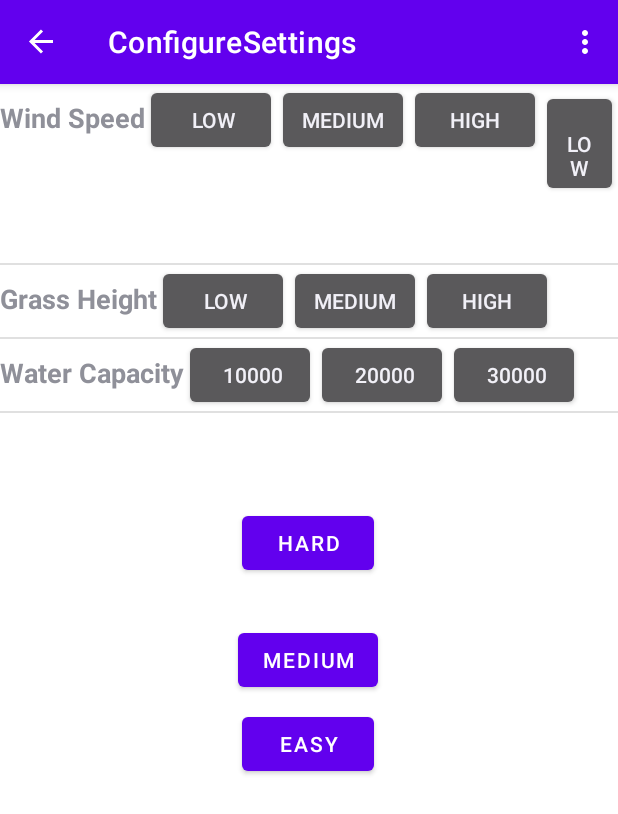
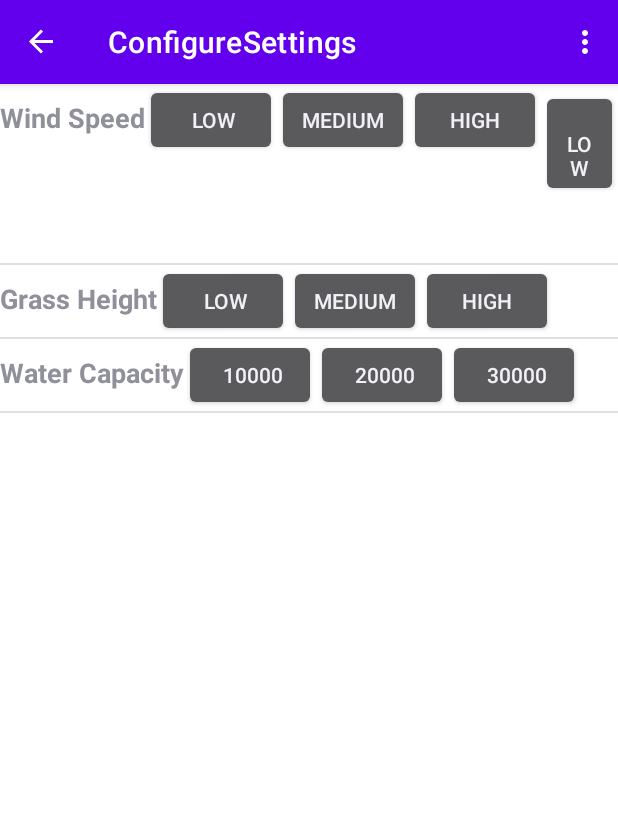
Before and after one commit to Sour-Warrior/CFS_Companion_App, an Android app: the ConfigureSettings screen opened through its navigation route, after a tap on "MEDIUM", on a phone screen of 412 x 824 dp. Shown: the top 814 px of the screen. Run offline under Robolectric (Android 15) with nearby library versions, the phone set to English and light mode, and no system bars; our stand-ins replace navigation-ui; 6 statements that could not run were skipped.

Commit message:
Send message via TCP with each button

```diff
--- a/CFS_VR_CompanionApp/app/src/main/java/com/example/cfs_vr_companionapp/ConfigureSettings.java
+++ b/CFS_VR_CompanionApp/app/src/main/java/com/example/cfs_vr_companionapp/ConfigureSettings.java
@@ -58,31 +58,6 @@ public class ConfigureSettings extends Fragment {
         ListView difficultySettings = (ListView) getView().findViewById(R.id.difficulty_list);
         difficultySettings.setAdapter(new DifficultyListAdapter(getActivity().getApplicationContext(), difficultyList));
 
-        binding.low.setOnClickListener(new View.OnClickListener() {
-            @Override
-            public void onClick(View view) {
-                selectedButton = binding.low;
-                MainActivity.difficultySettings.setQuickDifficulty("Low");
-            }
-        });
-
-        binding.medium.setOnClickListener(new View.OnClickListener() {
-            @Override
-            public void onClick(View view) {
-                selectedButton = binding.medium;
-                MainActivity.difficultySettings.setQuickDifficulty("Medium");
-            }
-        });
-
-        binding.high.setOnClickListener(new View.OnClickListener() {
-            @Override
-            public void onClick(View view) {
-                selectedButton = binding.high;
-                //binding.high.setBackgroundColor(0x00FF00);
-                MainActivity.difficultySettings.setQuickDifficulty("High");
-                MainActivity.server.sendMessage(MainActivity.difficultySettings.setDifficulty());
-            }
-        });
     }
 
     private void retrieveFromJson() {
--- a/CFS_VR_CompanionApp/app/src/main/java/com/example/cfs_vr_companionapp/DifficultyListAdapter.java
+++ b/CFS_VR_CompanionApp/app/src/main/java/com/example/cfs_vr_companionapp/DifficultyListAdapter.java
@@ -63,6 +63,13 @@ public class DifficultyListAdapter extends BaseAdapter implements ListAdapter {
             Button btn = new Button(context);
             btn.setText(current);
             btn.setId(convertView.generateViewId());
+
+            btn.setOnClickListener(new View.OnClickListener() {
+                @Override
+                public void onClick(View view) {
+                    MainActivity.server.sendMessage(optionName + ":" + current);
+                }
+            });
             layout.addView(btn);
         }
 
--- a/CFS_VR_CompanionApp/app/src/main/java/com/example/cfs_vr_companionapp/MainActivity.java
+++ b/CFS_VR_CompanionApp/app/src/main/java/com/example/cfs_vr_companionapp/MainActivity.java
@@ -26,6 +26,8 @@ public class MainActivity extends AppCompatActivity {
 
     public static UDPBroadcaster udpBroadcast;
 
+    private static boolean clientConnected;
+
 
     private AppBarConfiguration appBarConfiguration;
 
@@ -36,6 +38,7 @@ public class MainActivity extends AppCompatActivity {
 
         udpBroadcast = new UDPBroadcaster();
         server = new TCPServer();
+        clientConnected = false;
 
         difficultySettings = new DifficultySettings();
 
@@ -81,4 +84,8 @@ public class MainActivity extends AppCompatActivity {
         return NavigationUI.navigateUp(navController, appBarConfiguration)
                 || super.onSupportNavigateUp();
     }
+
+    public static void setClientConnected(boolean _clientConnected) {
+        clientConnected = _clientConnected;
+    }
 }
--- a/CFS_VR_CompanionApp/app/src/main/java/com/example/cfs_vr_companionapp/TCPServer.java
+++ b/CFS_VR_CompanionApp/app/src/main/java/com/example/cfs_vr_companionapp/TCPServer.java
@@ -57,6 +57,7 @@ public class TCPServer implements Runnable
             e.printStackTrace();
         }
         System.out.println( "vr client connected" );
+        MainActivity.setClientConnected(true);
 
         this.isConnected = true;
 
--- a/CFS_VR_CompanionApp/app/src/main/res/layout/configure_difficulty.xml
+++ b/CFS_VR_CompanionApp/app/src/main/res/layout/configure_difficulty.xml
@@ -10,44 +10,10 @@
         android:id="@+id/textview_configure"
         android:layout_width="wrap_content"
         android:layout_height="wrap_content"
-        app:layout_constraintBottom_toTopOf="@id/low"
         app:layout_constraintEnd_toEndOf="parent"
         app:layout_constraintStart_toStartOf="parent"
         app:layout_constraintTop_toTopOf="parent" />
 
-    <Button
-        android:id="@+id/low"
-        android:layout_width="wrap_content"
-        android:layout_height="wrap_content"
-        android:layout_marginBottom="304dp"
-        android:text="Easy"
-        app:layout_constraintBottom_toBottomOf="parent"
-        app:layout_constraintEnd_toEndOf="parent"
-        app:layout_constraintHorizontal_bias="0.498"
-        app:layout_constraintStart_toStartOf="parent" />
-
-    <Button
-        android:id="@+id/medium"
-        android:layout_width="wrap_content"
-        android:layout_height="wrap_content"
-        android:layout_marginBottom="360dp"
-        android:text="Medium"
-        app:layout_constraintBottom_toBottomOf="parent"
-        app:layout_constraintEnd_toEndOf="parent"
-        app:layout_constraintHorizontal_bias="0.498"
-        app:layout_constraintStart_toStartOf="parent" />
-
-    <Button
-        android:id="@+id/high"
-        android:layout_width="wrap_content"
-        android:layout_height="wrap_content"
-        android:text="Hard"
-        app:layout_constraintBottom_toBottomOf="parent"
-        app:layout_constraintEnd_toEndOf="parent"
-        app:layout_constraintHorizontal_bias="0.498"
-        app:layout_constraintStart_toStartOf="parent"
-        app:layout_constraintTop_toTopOf="parent"
-        app:layout_constraintVertical_bias="0.392" />
 
     <ListView
         android:id="@+id/difficulty_list"
```
